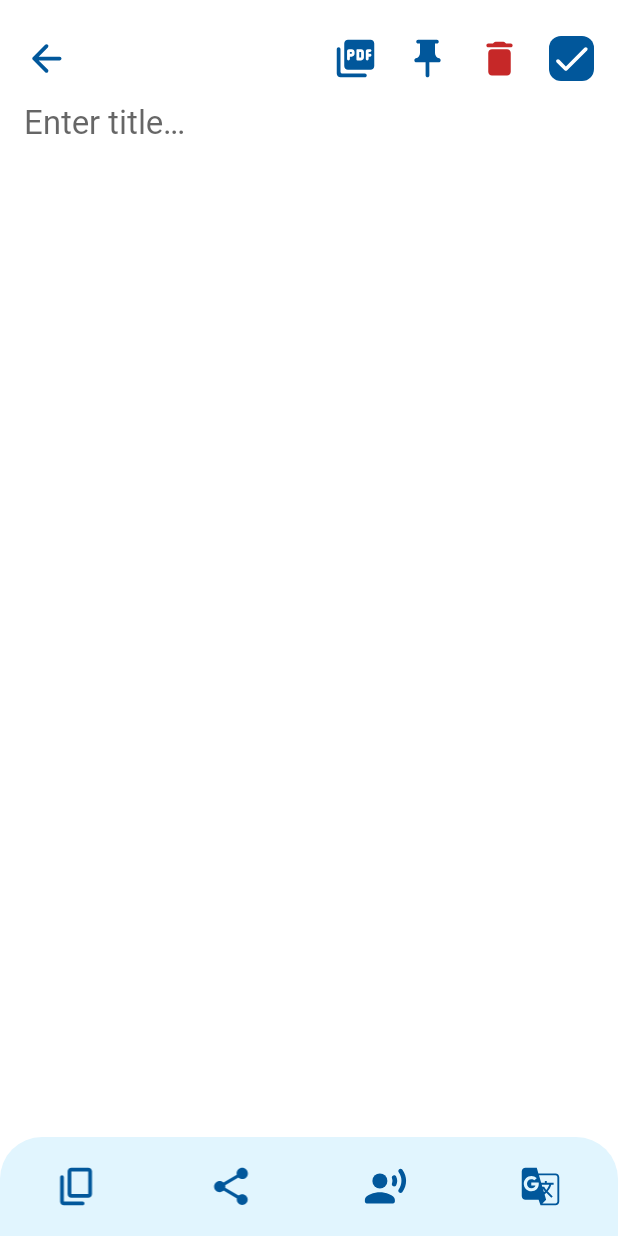
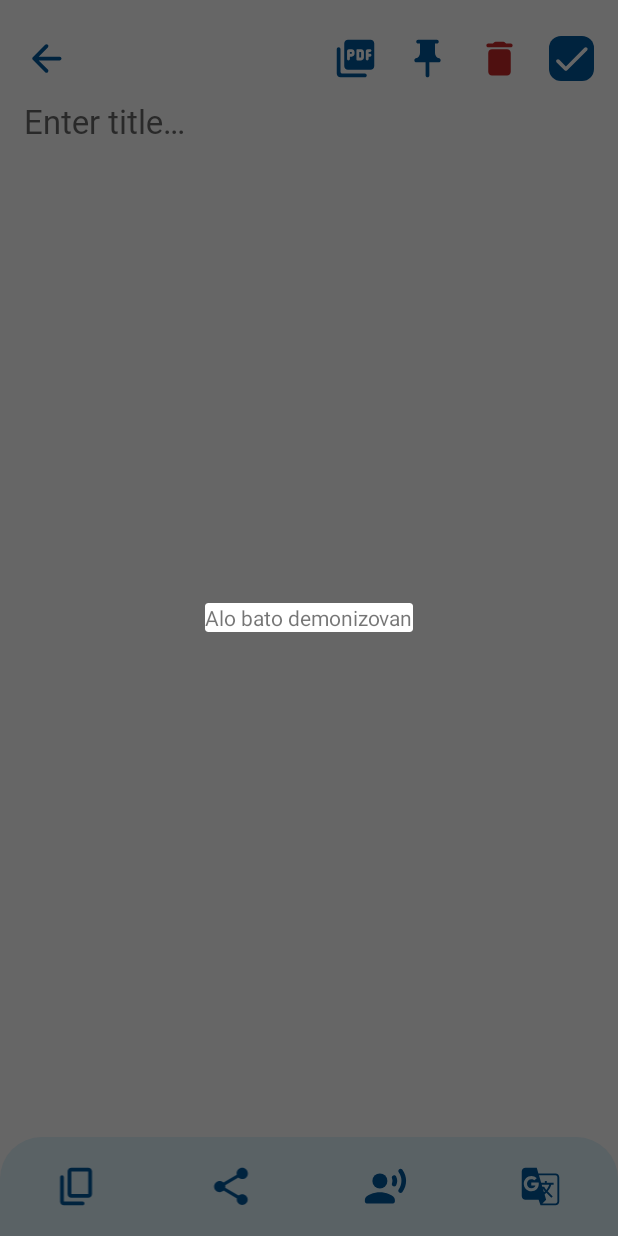
Before and after one commit to nikolaDrljaca/scannerate, an Android app: the DetailScanFragment screen opened through its navigation route, after a tap on an icon or button, on a phone screen of 412 x 824 dp. Run offline under Robolectric (Android 15) with nearby library versions, the phone set to English and light mode, and no system bars; libraries missing offline, so code that uses them is left out: com.airbnb.epoxy, com.google.mlkit.vision; plain views replace EpoxyRecyclerView; 7 statements that could not run were skipped.

Commit message:
Set up initial pdf alert dialog.

```diff
--- a/app/src/main/java/com/drbrosdev/studytextscan/di/ViewModelModule.kt
+++ b/app/src/main/java/com/drbrosdev/studytextscan/di/ViewModelModule.kt
@@ -3,6 +3,7 @@ package com.drbrosdev.studytextscan.di
 import com.drbrosdev.studytextscan.ui.detailscan.DetailScanViewModel
 import com.drbrosdev.studytextscan.ui.home.HomeViewModel
 import com.drbrosdev.studytextscan.ui.licences.LicenceViewModel
+import com.drbrosdev.studytextscan.ui.pdfDialog.PdfDialogViewModel
 import org.koin.androidx.viewmodel.dsl.viewModel
 import org.koin.dsl.module
 
@@ -16,4 +17,7 @@ val viewModelModule = module {
             filteredModelsRepository = get()
         )
     }
+    viewModel {
+        PdfDialogViewModel(savedStateHandle = get(), scanRepo = get())
+    }
 }
--- a/app/src/main/java/com/drbrosdev/studytextscan/ui/detailscan/DetailScanFragment.kt
+++ b/app/src/main/java/com/drbrosdev/studytextscan/ui/detailscan/DetailScanFragment.kt
@@ -6,7 +6,6 @@ import android.content.ClipboardManager
 import android.content.ComponentName
 import android.content.Context
 import android.content.Intent
-import android.graphics.Color
 import android.net.Uri
 import android.os.Bundle
 import android.speech.tts.TextToSpeech
@@ -254,7 +253,8 @@ class DetailScanFragment : Fragment(R.layout.fragment_scan_detail) {
             }
 
             imageViewPdf.setOnClickListener {
-                viewModel.getCurrentScan {
+                findNavController().navigate(R.id.action_detailScanFragment_to_pdfDialogFragment)
+                /*viewModel.getCurrentScan {
                     it?.let {
                         pdfExportService.printDocument(
                             requireContext(),
@@ -266,7 +266,7 @@ class DetailScanFragment : Fragment(R.layout.fragment_scan_detail) {
                             16
                         )
                     }
-                }
+                }*/
             }
         }
     }
--- /dev/null
+++ b/app/src/main/java/com/drbrosdev/studytextscan/ui/pdfDialog/PdfDialogFragment.kt
@@ -0,0 +1,23 @@
+package com.drbrosdev.studytextscan.ui.pdfDialog
+
+import android.os.Bundle
+import android.view.View
+import androidx.fragment.app.DialogFragment
+import com.drbrosdev.studytextscan.R
+import com.drbrosdev.studytextscan.databinding.FragmentPdfDialogBinding
+import org.koin.androidx.viewmodel.ext.android.stateViewModel
+
+class PdfDialogFragment : DialogFragment(R.layout.fragment_pdf_dialog) {
+
+    private val pdfDialogViewModel: PdfDialogViewModel by stateViewModel(state = { requireArguments() })
+
+    override fun onViewCreated(view: View, savedInstanceState: Bundle?) {
+        super.onViewCreated(view, savedInstanceState)
+        val binding = FragmentPdfDialogBinding.bind(view)
+
+        binding.apply {
+            tvXd.text = "Alo bato demonizovan"
+        }
+
+    }
+}
--- /dev/null
+++ b/app/src/main/res/layout/fragment_pdf_dialog.xml
@@ -0,0 +1,14 @@
+<?xml version="1.0" encoding="utf-8"?>
+<LinearLayout xmlns:android="http://schemas.android.com/apk/res/android"
+    android:layout_width="match_parent"
+    android:layout_height="match_parent"
+    android:orientation="vertical">
+
+    <TextView
+        android:layout_width="match_parent"
+        android:layout_height="match_parent"
+        android:id="@+id/tv_xd"/>
+
+
+
+</LinearLayout>
--- a/app/src/main/res/navigation/nav_graph.xml
+++ b/app/src/main/res/navigation/nav_graph.xml
@@ -18,7 +18,11 @@
     <fragment
         android:id="@+id/detailScanFragment"
         android:name="com.drbrosdev.studytextscan.ui.detailscan.DetailScanFragment"
-        android:label="DetailScanFragment" />
+        android:label="DetailScanFragment" >
+        <action
+            android:id="@+id/action_detailScanFragment_to_pdfDialogFragment"
+            app:destination="@id/pdfDialogFragment" />
+    </fragment>
     <fragment
         android:id="@+id/infoFragment"
         android:name="com.drbrosdev.studytextscan.ui.info.InfoFragment"
@@ -31,4 +35,8 @@
         android:id="@+id/licencesFragment"
         android:name="com.drbrosdev.studytextscan.ui.licences.LicencesFragment"
         android:label="LicencesFragment" />
+    <dialog
+        android:id="@+id/pdfDialogFragment"
+        android:name="com.drbrosdev.studytextscan.ui.pdfDialog.PdfDialogFragment"
+        android:label="PdfDialogFragment" />
 </navigation>
```
Also changed, not shown: app/src/main/java/com/drbrosdev/studytextscan/ui/pdfDialog/PdfDialogViewModel.kt (added, +25 -0 lines).
